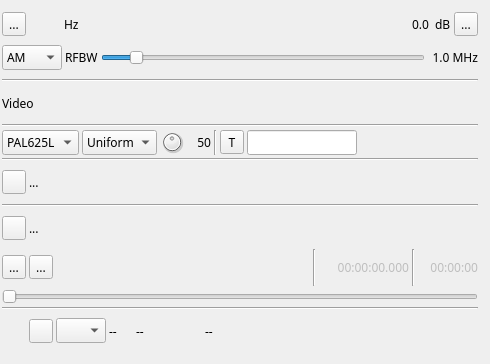
Before: the Qt Designer form plugins/channeltx/modatv/atvmodgui.ui in f4exb/sdrangel, drawn with Qt 5.
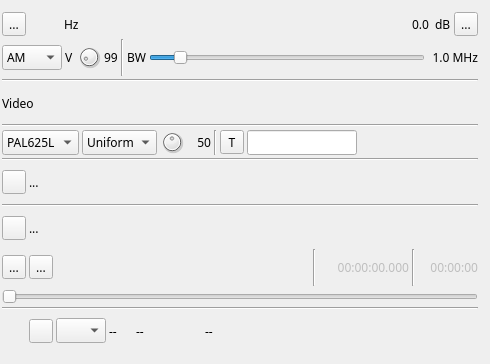
After: the same form once the commit is applied. Icons and pictures are not drawn. Custom widgets are drawn as their Qt base class.

Commit message: ATV Modulator: adjustable vestigial sideband ratio

Patch:
```diff
--- a/plugins/channeltx/modatv/atvmodgui.ui
+++ b/plugins/channeltx/modatv/atvmodgui.ui
@@ -233,10 +233,50 @@
         </item>
        </widget>
       </item>
+      <item>
+       <widget class="QLabel" name="vestiigialLabel">
+        <property name="text">
+         <string>V</string>
+        </property>
+       </widget>
+      </item>
+      <item>
+       <widget class="QDial" name="vestigial">
+        <property name="maximumSize">
+         <size>
+          <width>24</width>
+          <height>24</height>
+         </size>
+        </property>
+        <property name="toolTip">
+         <string>Vestigial sideband percentage</string>
+        </property>
+        <property name="pageStep">
+         <number>1</number>
+        </property>
+        <property name="value">
+         <number>10</number>
+        </property>
+       </widget>
+      </item>
+      <item>
+       <widget class="QLabel" name="vestigialText">
+        <property name="text">
+         <string>99</string>
+        </property>
+       </widget>
+      </item>
+      <item>
+       <widget class="Line" name="line_7">
+        <property name="orientation">
+         <enum>Qt::Vertical</enum>
+        </property>
+       </widget>
+      </item>
       <item>
        <widget class="QLabel" name="rfBWLabel">
         <property name="text">
-         <string>RFBW</string>
+         <string>BW</string>
         </property>
        </widget>
       </item>
```
The commit also changes 4 other files.
